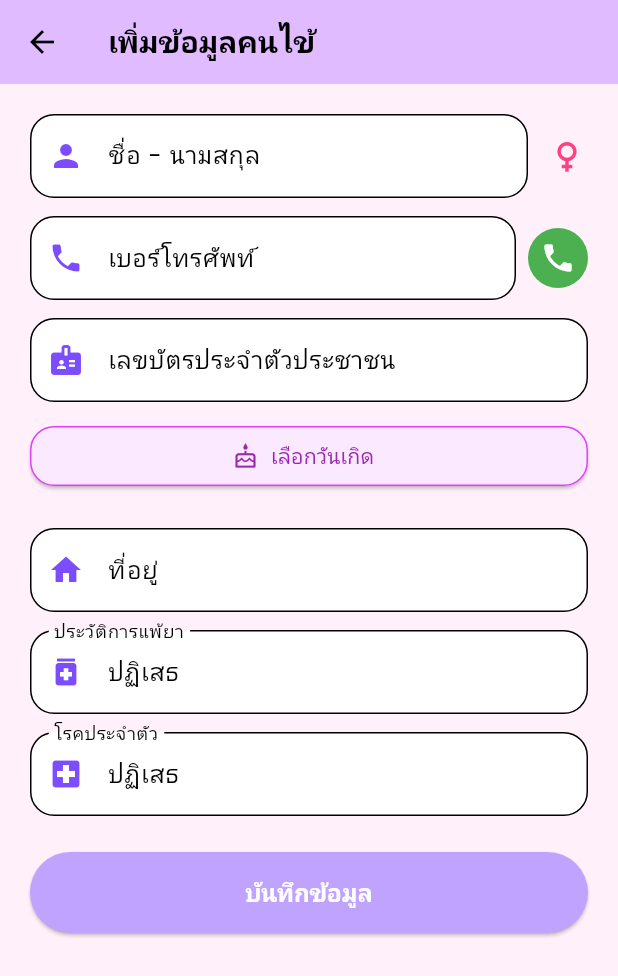
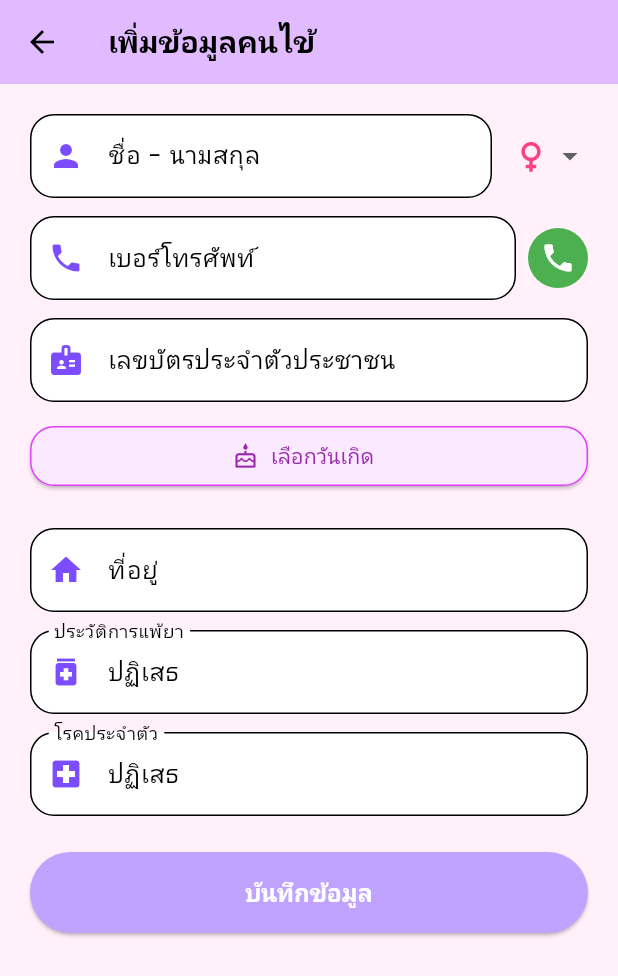
Before and after one commit to wiriyo/myDent, a Flutter app: the PatientAddScreen screen opened by its route, on a phone screen of 412 x 824 dp. Shown: the top 976 px of the screen. Run offline on Flutter 3.47's test engine with Material 3 defaults, Android fonts, the phone set to English and light mode, and no system bars; our stand-ins replace cloud_firestore, firebase_auth, firebase_core, shared_preferences, table_calendar; accounts and stored records are empty.

Commit message:
genderSelectedWork

```diff
--- a/lib/screens/patient_add.dart
+++ b/lib/screens/patient_add.dart
@@ -68,16 +68,28 @@ class _PatientAddScreenState extends State<PatientAddScreen> {
                   const SizedBox(width: 12),
                   DropdownButton<String>(
                     value: _selectedGender,
-                    icon: Icon(
-                      _selectedGender == 'หญิง' ? Icons.female : Icons.male,
-                      color: _selectedGender == 'หญิง' ? Colors.pinkAccent : Colors.blueAccent,
-                      size: 28,
-                    ),
+                    icon: const Icon(Icons.arrow_drop_down),
                     underline: Container(),
+                    selectedItemBuilder: (BuildContext context) {
+                      return ['หญิง', 'ชาย'].map((String value) {
+                        return Align(
+                          alignment: Alignment.center,
+                          child: Icon(
+                            value == 'หญิง' ? Icons.female : Icons.male,
+                            color: value == 'หญิง' ? Colors.pinkAccent : Colors.blueAccent,
+                            size: 28,
+                          ),
+                        );
+                      }).toList();
+                    },
                     items: ['หญิง', 'ชาย'].map((String value) {
                       return DropdownMenuItem<String>(
                         value: value,
-                        child: const SizedBox.shrink(),
+                        child: Icon(
+                          value == 'หญิง' ? Icons.female : Icons.male,
+                          color: value == 'หญิง' ? Colors.pinkAccent : Colors.blueAccent,
+                          size: 28,
+                        ),
                       );
                     }).toList(),
                     onChanged: (String? newValue) {
```
